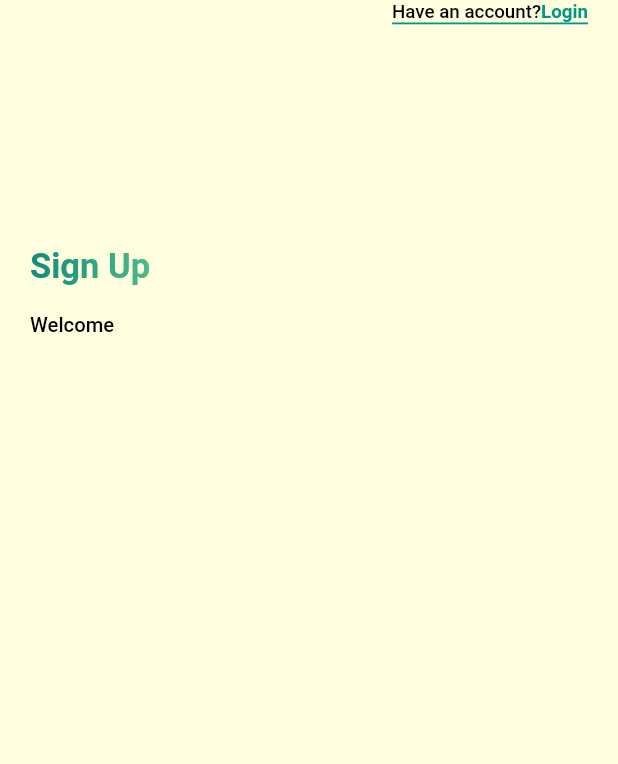
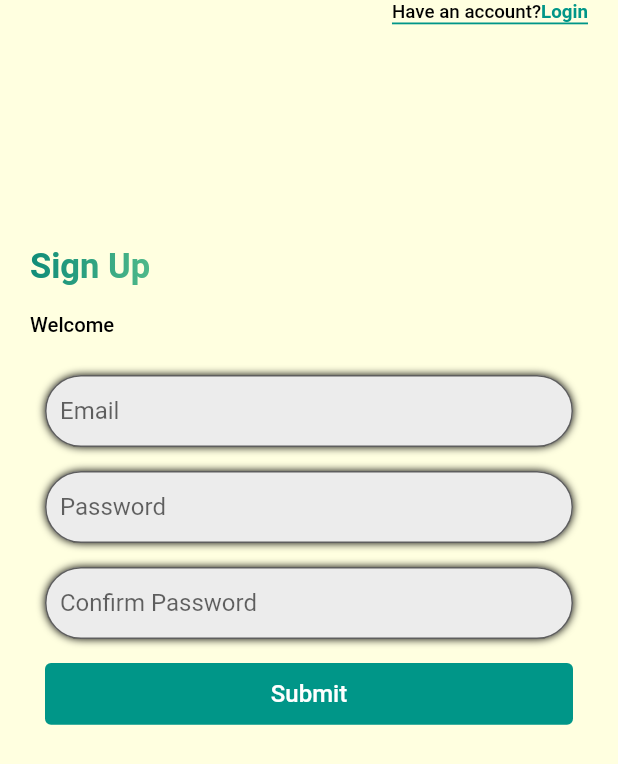
Before and after one commit to ericatsu/rickandmorty, a Flutter app: the screen it shows after launch, on a phone screen of 412 x 824 dp. Shown: the top 764 px of the screen. Run offline on Flutter 3.47's test engine with Material 2 defaults, Android fonts, the phone set to English and light mode, and no system bars; our stand-ins replace flutter_rating_bar, get, google_fonts, google_nav_bar, graphql, graphql_flutter; missing offline and left inert: get_cli.

Commit message:
🎨 button

```diff
--- a/lib/screens/authentication/signup/signup_page.dart
+++ b/lib/screens/authentication/signup/signup_page.dart
@@ -1,3 +1,4 @@
+import 'package:fluttergraphql/screens/authentication/widgets/elevated_field.dart';
 import 'package:fluttergraphql/shared/exports.dart';
 
 class SignUpPage extends StatefulWidget {
@@ -8,9 +9,15 @@ class SignUpPage extends StatefulWidget {
 }
 
 class _SignUpPageState extends State<SignUpPage> {
+  final _formKey = GlobalKey<FormState>();
+  final _emailController = TextEditingController();
+  final _passwordController = TextEditingController();
+  final _confirmPasswordController = TextEditingController();
+
   @override
   Widget build(BuildContext context) {
     final double height = MediaQuery.of(context).size.height;
+    final double width = MediaQuery.of(context).size.width;
     return Scaffold(
       body: Stack(children: [
         Container(
@@ -39,8 +46,85 @@ class _SignUpPageState extends State<SignUpPage> {
                   greeting: 'Welcome',
                   type: 'Sign Up',
                 ),
-                SizedBox(
-                  height: height * 0.18,
+                Form(
+                  key: _formKey,
+                  child: Padding(
+                    padding: const EdgeInsets.all(10.0),
+                    child: Column(
+                      crossAxisAlignment: CrossAxisAlignment.stretch,
+                      children: [
+                        const SizedBox(height: 16.0),
+                        ElevatedTextFormField(
+                          label: 'Email',
+                          controller: _emailController,
+                          validator: (value) {
+                            if (value == null || value.isEmpty) {
+                              return 'Please enter your email address';
+                            }
+                            if (!value.contains('@')) {
+                              return 'Please enter a valid email address';
+                            }
+                            return null;
+                          },
+                        ),
+                        const SizedBox(height: 16.0),
+                        ElevatedTextFormField(
+                          label: 'Password',
+                          obscureText: true,
+                          controller: _passwordController,
+                          validator: (value) {
+                            if (value == null || value.isEmpty) {
+                              return 'Please enter your password';
+                            }
+                            if (value.length < 6) {
+                              return 'Your password must be at least 6 characters long';
+                            }
+                            return null;
+                          },
+                        ),
+                        const SizedBox(height: 16.0),
+                        ElevatedTextFormField(
+                          label: 'Confirm Password',
+                          obscureText: true,
+                          controller: _confirmPasswordController,
+                          validator: (value) {
+                            if (value == null || value.isEmpty) {
+                              return 'Please confirm your password';
+                            }
+                            if (value != _passwordController.text) {
+                              return 'Your password and confirmation do not match';
+                            }
+                            return null;
+                          },
+                        ),
+                        const SizedBox(height: 16.0),
+                        SizedBox(
+                          width: 20,
+                          height: height * 0.05,
+                          child: TextButton(
+                            style: const ButtonStyle(
+                              backgroundColor:
+                                  MaterialStatePropertyAll(Colors.teal),
+                              overlayColor:
+                                  MaterialStatePropertyAll(Colors.white10),
+                            ),
+                            onPressed: () {
+                              if (_formKey.currentState?.validate() == true) {
+                                // Submit the form data
+                              }
+                            },
+                            child: const Text(
+                              'Submit',
+                              style: TextStyle(
+                                fontSize: 16,
+                                color: Colors.white,
+                              ),
+                            ),
+                          ),
+                        ),
+                      ],
+                    ),
+                  ),
                 ),
               ],
             ),
--- /dev/null
+++ b/lib/screens/authentication/widgets/elevated_field.dart
@@ -0,0 +1,45 @@
+import 'package:fluttergraphql/shared/exports.dart';
+
+class ElevatedTextFormField extends StatelessWidget {
+  const ElevatedTextFormField({
+    Key? key,
+    required this.label,
+    this.controller,
+    this.obscureText = false,
+    this.validator,
+  }) : super(key: key);
+
+  final String label;
+  final TextEditingController? controller;
+  final bool obscureText;
+  final FormFieldValidator<String>? validator;
+
+  @override
+  Widget build(BuildContext context) {
+    return Container(
+      decoration: BoxDecoration(
+        boxShadow: [
+          const BoxShadow(
+            blurRadius: 4,
+          ),
+        ],
+        borderRadius: BorderRadius.circular(28.0),
+      ),
+      child: TextFormField(
+        controller: controller,
+        obscureText: obscureText,
+        decoration: InputDecoration(
+          fillColor: const Color.fromARGB(255, 236, 236, 236),
+          filled: true,
+          labelText: label,
+          contentPadding: const EdgeInsets.symmetric(horizontal: 10, vertical: 4),
+          border:  OutlineInputBorder(
+            borderRadius: BorderRadius.circular(28),
+            borderSide: const BorderSide(style: BorderStyle.solid, color: Colors.grey)
+          ),
+        ),
+        validator: validator,
+      ),
+    );
+  }
+}
```
